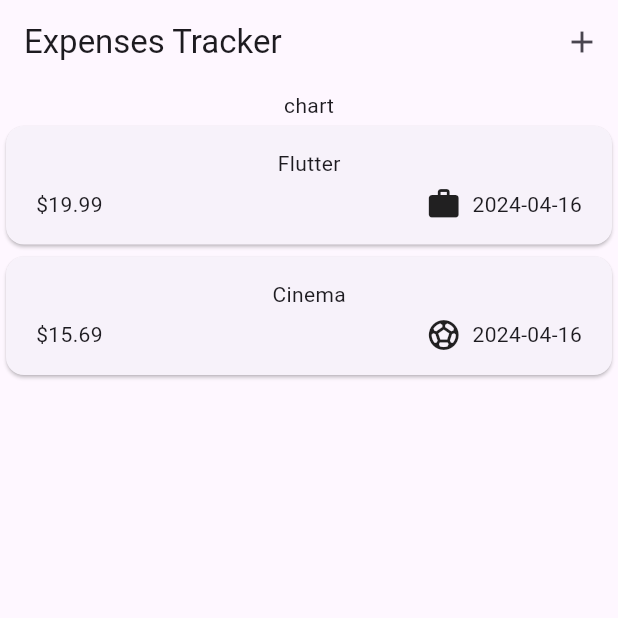
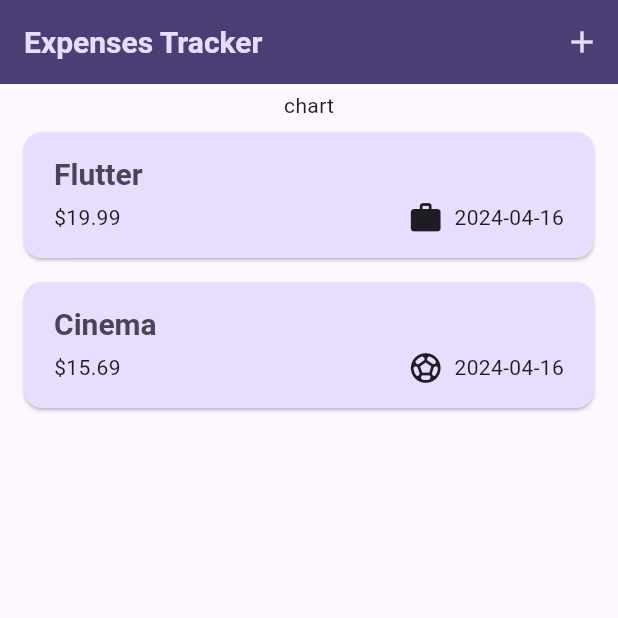
Before and after one commit to MarkMahrous/Expenses_Tracker, a Flutter app: the screen it shows after launch, on a phone screen of 412 x 824 dp, the top half of it. Run offline on Flutter 3.47's test engine with Material 3 defaults, Android fonts, the phone set to English and light mode, and no system bars.

Commit message:
finalizing theming and adding dark mode

```diff
--- a/lib/custom_widgets/expenses_list/expense_item.dart
+++ b/lib/custom_widgets/expenses_list/expense_item.dart
@@ -13,8 +13,12 @@ class ExpenseItem extends StatelessWidget {
       child: Padding(
         padding: const EdgeInsets.symmetric(horizontal: 20, vertical: 15),
         child: Column(
+          crossAxisAlignment: CrossAxisAlignment.start,
           children: [
-            Text(expense.title),
+            Text(
+              expense.title,
+              style: Theme.of(context).textTheme.titleLarge,
+            ),
             const SizedBox(
               height: 5,
             ),
--- a/lib/custom_widgets/expenses_list/expenses_list.dart
+++ b/lib/custom_widgets/expenses_list/expenses_list.dart
@@ -13,6 +13,12 @@ class ExpensesList extends StatelessWidget {
     return ListView.builder(
       itemCount: registeredExpenses.length,
       itemBuilder: (ctx, index) => Dismissible(
+        background: Container(
+          color: Theme.of(context).colorScheme.error.withOpacity(0.75),
+          margin: EdgeInsets.symmetric(
+            horizontal: Theme.of(context).cardTheme.margin!.horizontal,
+          ),
+        ),
         onDismissed: (direction) {
           removeExpense(registeredExpenses[index]);
         },
--- a/lib/main.dart
+++ b/lib/main.dart
@@ -5,12 +5,58 @@ void main() {
   runApp(const MyApp());
 }
 
+var kColorScheme = ColorScheme.fromSeed(
+  seedColor: const Color.fromARGB(255, 96, 59, 181),
+);
+
+var kDarkColorScheme = ColorScheme.fromSeed(
+  brightness: Brightness.dark,
+  seedColor: const Color.fromARGB(255, 5, 99, 125),
+);
+
 class MyApp extends StatelessWidget {
   const MyApp({super.key});
   @override
   Widget build(BuildContext context) {
     return MaterialApp(
-      theme: ThemeData(useMaterial3: true),
+      darkTheme: ThemeData.dark().copyWith(
+        useMaterial3: true,
+        colorScheme: kDarkColorScheme,
+        cardTheme: const CardTheme().copyWith(
+          color: kDarkColorScheme.primaryContainer,
+          margin: const EdgeInsets.symmetric(horizontal: 16, vertical: 8),
+        ),
+        elevatedButtonTheme: ElevatedButtonThemeData(
+          style: ElevatedButton.styleFrom(
+            backgroundColor: kDarkColorScheme.primaryContainer,
+          ),
+        ),
+      ),
+      theme: ThemeData().copyWith(
+        useMaterial3: true,
+        colorScheme: kColorScheme,
+        appBarTheme: const AppBarTheme().copyWith(
+          backgroundColor: kColorScheme.onPrimaryContainer,
+          foregroundColor: kColorScheme.primaryContainer,
+        ),
+        cardTheme: const CardTheme().copyWith(
+          color: kColorScheme.primaryContainer,
+          margin: const EdgeInsets.symmetric(horizontal: 16, vertical: 8),
+        ),
+        elevatedButtonTheme: ElevatedButtonThemeData(
+          style: ElevatedButton.styleFrom(
+            backgroundColor: kColorScheme.primaryContainer,
+          ),
+        ),
+        textTheme: ThemeData().textTheme.copyWith(
+              titleLarge: const TextStyle().copyWith(
+                color: kColorScheme.onSecondaryContainer,
+                fontSize: 20,
+                fontWeight: FontWeight.bold,
+              ),
+            ),
+      ),
+      // themeMode: ThemeMode.system,
       home: const Expenses(),
     );
   }
```
